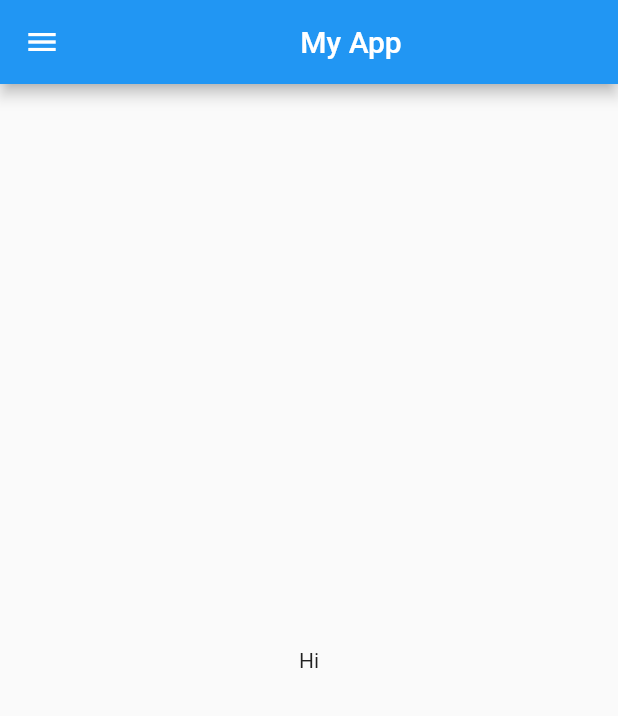
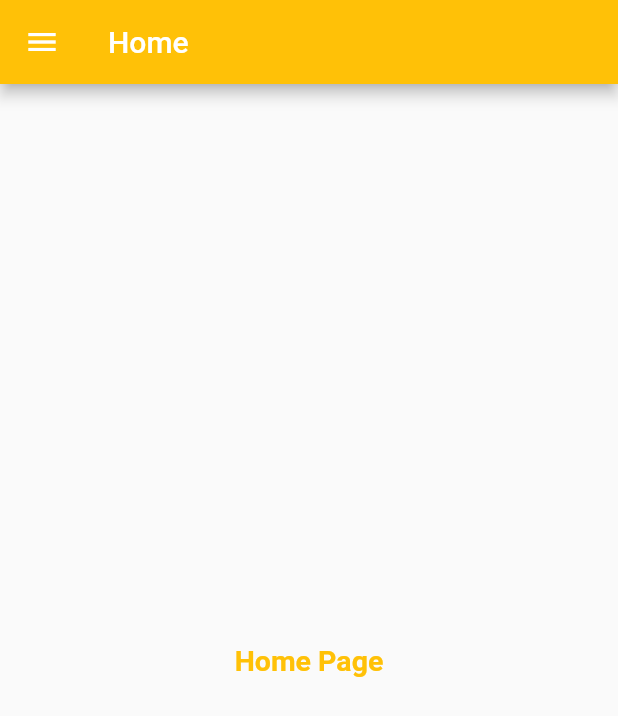
Before and after one commit to Rafay3198/Flutter-Lessons, a Flutter app: the screen it shows after launch, on a phone screen of 412 x 824 dp. Shown: the top 716 px of the screen. Run offline on Flutter 3.47's test engine with Material 2 defaults, Android fonts, the phone set to English and light mode, and no system bars.

Commit message:
Chapter-2 completed

```diff
--- a/lib/Screens/HomeScreen.dart
+++ b/lib/Screens/Screens/HomeScreen.dart
@@ -8,10 +8,21 @@ class HomeScreen extends StatelessWidget {
     return Scaffold(
       drawer: Drawer(child: Center(child: Text("I am Drawer"),),),
       appBar: AppBar(
+        backgroundColor: Colors.amber,
         title: Container(
-          child: Center(child: Text("My App"))),
+          child:  Text("Home",
+            style: TextStyle(
+            ),
+          )
+          ),
       ),
-      body: Center(child: Text("Hi")),
+      body: Center(child: Text("Home Page",
+        style: TextStyle(
+          color: Colors.amber,
+          fontSize: 19,
+          fontWeight: FontWeight.bold
+        ),
+      )),
     );
   }
 }
--- a/lib/main.dart
+++ b/lib/main.dart
@@ -1,14 +1,22 @@
 import 'package:flutter/material.dart';
-import 'package:taskers/Screens/HomeScreen.dart';
+import 'package:taskers/Screens/Screens/HomeScreen.dart';
+import 'package:taskers/Screens/Screens/Login.dart';
 
 void main() {
   runApp(MyApp());
 }
 
 class MyApp extends StatelessWidget {
-
   @override
   Widget build(BuildContext context) {
-    return MaterialApp(home: HomeScreen());
+    return MaterialApp(
+      debugShowCheckedModeBanner: false,
+      // home: LoginScreen(),
+      // initialRoute: "/login",
+      routes: {
+        "/": (context) => HomeScreen(),
+        "/login": (context) => LoginScreen()
+      },
+    );
   }
 }
```
Also changed, not shown: lib/Screens/Screens/Login.dart (added, +24 -0 lines).
